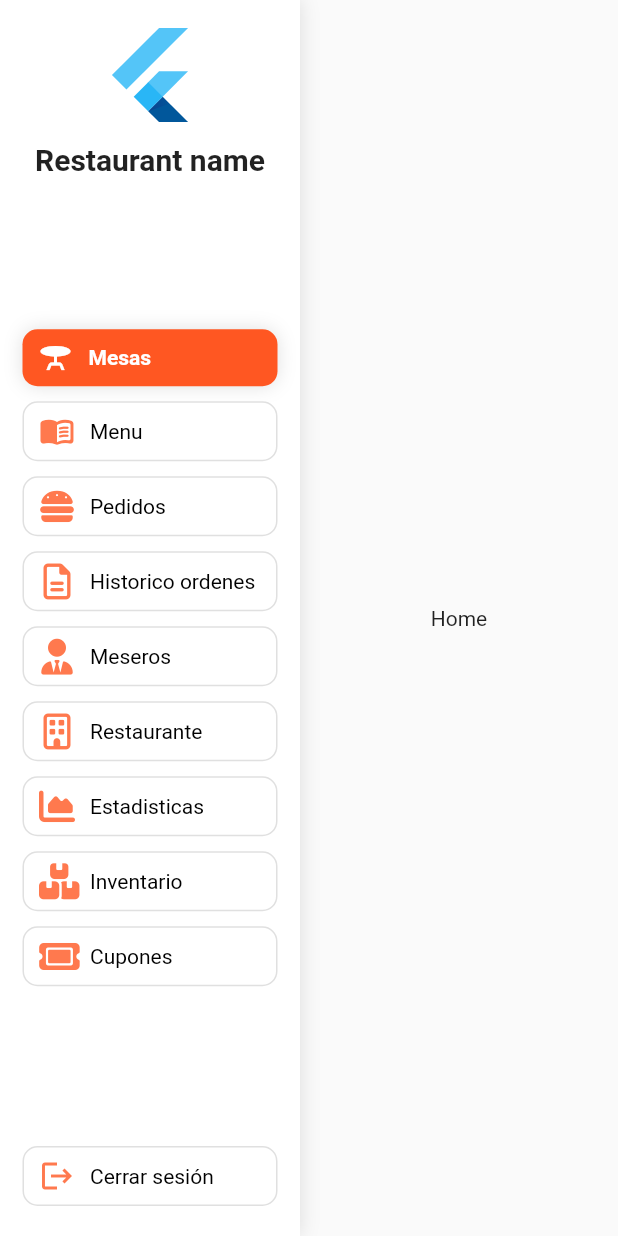
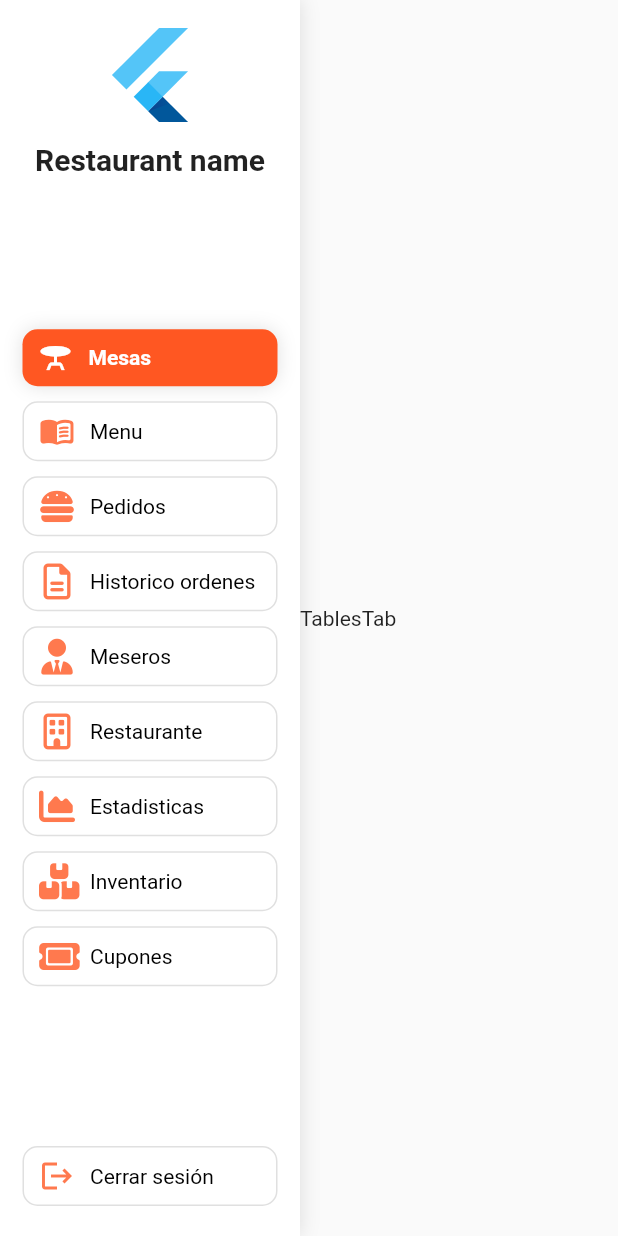
Before and after one commit to nestorsgarzonc/oyt_admin, a Flutter app: the IndexHomeScreen screen opened by its route, after a tap on "Cerrar sesión", on a phone screen of 412 x 824 dp. Run offline on Flutter 3.47's test engine with Material 2 defaults, Android fonts, the phone set to English and light mode, and no system bars; our stand-ins replace dartz, equatable, firebase_core, flutter_riverpod, font_awesome_flutter, go_router and 2 more; missing offline and left inert: oyt_front_auth, oyt_front_core, oyt_front_widgets; accounts and stored records are empty.

Commit message:
Added empty taps

```diff
--- a/lib/features/home/models/drawer_item.dart
+++ b/lib/features/home/models/drawer_item.dart
@@ -1,25 +1,72 @@
 import 'package:equatable/equatable.dart';
 import 'package:flutter/material.dart';
 import 'package:font_awesome_flutter/font_awesome_flutter.dart';
+import 'package:oyt_admin/features/home/ui/tabs/coupons_tab.dart';
+import 'package:oyt_admin/features/home/ui/tabs/historical_orders_tab.dart';
+import 'package:oyt_admin/features/home/ui/tabs/inventory_tab.dart';
+import 'package:oyt_admin/features/home/ui/tabs/menu_tab.dart';
+import 'package:oyt_admin/features/home/ui/tabs/orders_tab.dart';
+import 'package:oyt_admin/features/home/ui/tabs/restaurant_tab.dart';
+import 'package:oyt_admin/features/home/ui/tabs/statistics_tab.dart';
+import 'package:oyt_admin/features/home/ui/tabs/tables_tab.dart';
+import 'package:oyt_admin/features/home/ui/tabs/waiters_tab.dart';
 
 class CardItem extends Equatable {
-  const CardItem({required this.title, required this.icon});
+  const CardItem({required this.title, required this.icon, required this.tab});
 
   final String title;
   final IconData icon;
+  final Widget Function() tab;
 
   @override
   List<Object> get props => [title, icon];
 
-  static const items = [
-    CardItem(title: 'Mesas', icon: Icons.table_bar),
-    CardItem(title: 'Menu', icon: Icons.menu_book_rounded),
-    CardItem(title: 'Pedidos', icon: FontAwesomeIcons.burger),
-    CardItem(title: 'Historico ordenes', icon: FontAwesomeIcons.fileLines),
-    CardItem(title: 'Meseros', icon: FontAwesomeIcons.userTie),
-    CardItem(title: 'Restaurante', icon: FontAwesomeIcons.building),
-    CardItem(title: 'Estadisticas', icon: FontAwesomeIcons.chartArea),
-    CardItem(title: 'Inventario', icon: FontAwesomeIcons.boxesStacked),
-    CardItem(title: 'Cupones', icon: FontAwesomeIcons.ticket),
+  static final  items = [
+    CardItem(
+      title: 'Mesas',
+      icon: Icons.table_bar,
+      tab: ()=> const TablesTab(),
+    ),
+    CardItem(
+      title: 'Menu',
+      icon: Icons.menu_book_rounded,
+      tab: ()=> const  MenuTab(),
+    ),
+    CardItem(
+      title: 'Pedidos',
+      icon: FontAwesomeIcons.burger,
+      tab: ()=> const OrdersTab(),
+    ),
+    CardItem(
+      title: 'Historico ordenes',
+      icon: FontAwesomeIcons.fileLines,
+      tab: ()=> const HistoricalOrdersTab(),
+    ),
+    CardItem(
+      title: 'Meseros',
+      icon: FontAwesomeIcons.userTie,
+      tab: ()=> const WaitersTab(),
+
+    ),
+    CardItem(
+      title: 'Restaurante',
+      icon: FontAwesomeIcons.building,
+      tab: ()=> const RestaurantTab(),
+    ),
+    CardItem(
+      title: 'Estadisticas',
+      icon: FontAwesomeIcons.chartArea,
+      tab: ()=> const StatisticsTab(),
+    ),
+    CardItem(
+      title: 'Inventario',
+      icon: FontAwesomeIcons.boxesStacked,
+      tab: ()=> const InventoryTab(),
+    ),
+    CardItem(
+      title: 'Cupones',
+      icon: FontAwesomeIcons.ticket,
+      tab: ()=> const CouponsTab(),
+    ),
   ];
 }
--- a/lib/features/home/ui/index_home_screen.dart
+++ b/lib/features/home/ui/index_home_screen.dart
@@ -53,7 +53,11 @@ class _IndexHomeScreenState extends ConsumerState<IndexHomeScreen> {
                       const Spacer(),
                       DrawerItemCard(
                         onTap: () {},
-                        item: const CardItem(title: 'Cerrar sesión', icon: Icons.logout),
+                        item: CardItem(
+                          title: 'Cerrar sesión',
+                          icon: Icons.logout,
+                          tab: () => const SizedBox(),
+                        ),
                         isSelected: false,
                       ),
                       const SafeArea(child: SizedBox.shrink()),
@@ -63,12 +67,7 @@ class _IndexHomeScreenState extends ConsumerState<IndexHomeScreen> {
                 Expanded(
                   child: IndexedStack(
                     index: _index,
-                    children: const [
-                      Center(child: Text('Home')),
-                      Center(child: Text('Orders')),
-                      Center(child: Text('Products')),
-                      Center(child: Text('Settings')),
-                    ],
+                    children: CardItem.items.map((e) => e.tab()).toList(),
                   ),
                 ),
               ],
--- /dev/null
+++ b/lib/features/home/ui/tabs/coupons_tab.dart
@@ -0,0 +1,11 @@
+import 'package:flutter/material.dart';
+import 'package:flutter_riverpod/flutter_riverpod.dart';
+
+class CouponsTab extends ConsumerWidget {
+  const CouponsTab({super.key});
+
+  @override
+  Widget build(BuildContext context, WidgetRef ref) {
+    return Text('CouponsTab');
+  }
+}
--- /dev/null
+++ b/lib/features/home/ui/tabs/historical_orders_tab.dart
@@ -0,0 +1,11 @@
+import 'package:flutter/material.dart';
+import 'package:flutter_riverpod/flutter_riverpod.dart';
+
+class HistoricalOrdersTab extends ConsumerWidget {
+  const HistoricalOrdersTab({super.key});
+
+  @override
+  Widget build(BuildContext context, WidgetRef ref) {
+    return Text('HistoricalOrdersTab');
+  }
+}
--- /dev/null
+++ b/lib/features/home/ui/tabs/inventory_tab.dart
@@ -0,0 +1,11 @@
+import 'package:flutter/material.dart';
+import 'package:flutter_riverpod/flutter_riverpod.dart';
+
+class InventoryTab extends ConsumerWidget {
+  const InventoryTab({super.key});
+
+  @override
+  Widget build(BuildContext context, WidgetRef ref) {
+    return Text('InventoryTab');
+  }
+}
--- /dev/null
+++ b/lib/features/home/ui/tabs/menu_tab.dart
@@ -0,0 +1,11 @@
+import 'package:flutter/material.dart';
+import 'package:flutter_riverpod/flutter_riverpod.dart';
+
+class MenuTab extends ConsumerWidget {
+  const MenuTab({super.key});
+
+  @override
+  Widget build(BuildContext context, WidgetRef ref) {
+    return Text('MenuTab');
+  }
+}
--- /dev/null
+++ b/lib/features/home/ui/tabs/orders_tab.dart
@@ -0,0 +1,11 @@
+import 'package:flutter/material.dart';
+import 'package:flutter_riverpod/flutter_riverpod.dart';
+
+class OrdersTab extends ConsumerWidget {
+  const OrdersTab({super.key});
+
+  @override
+  Widget build(BuildContext context, WidgetRef ref) {
+    return Text('OrdersTab');
+  }
+}
--- /dev/null
+++ b/lib/features/home/ui/tabs/restaurant_tab.dart
@@ -0,0 +1,11 @@
+import 'package:flutter/material.dart';
+import 'package:flutter_riverpod/flutter_riverpod.dart';
+
+class RestaurantTab extends ConsumerWidget {
+  const RestaurantTab({super.key});
+
+  @override
+  Widget build(BuildContext context, WidgetRef ref) {
+    return Text('RestaurantTab');
+  }
+}
--- /dev/null
+++ b/lib/features/home/ui/tabs/statistics_tab.dart
@@ -0,0 +1,11 @@
+import 'package:flutter/material.dart';
+import 'package:flutter_riverpod/flutter_riverpod.dart';
+
+class StatisticsTab extends ConsumerWidget {
+  const StatisticsTab({super.key});
+
+  @override
+  Widget build(BuildContext context, WidgetRef ref) {
+    return Text('StatisticsTab');
+  }
+}
--- /dev/null
+++ b/lib/features/home/ui/tabs/tables_tab.dart
@@ -0,0 +1,11 @@
+import 'package:flutter/material.dart';
+import 'package:flutter_riverpod/flutter_riverpod.dart';
+
+class TablesTab extends ConsumerWidget {
+  const TablesTab({super.key});
+
+  @override
+  Widget build(BuildContext context, WidgetRef ref) {
+    return Text('TablesTab');
+  }
+}
--- /dev/null
+++ b/lib/features/home/ui/tabs/waiters_tab.dart
@@ -0,0 +1,11 @@
+import 'package:flutter/material.dart';
+import 'package:flutter_riverpod/flutter_riverpod.dart';
+
+class WaitersTab extends ConsumerWidget {
+  const WaitersTab({super.key});
+
+  @override
+  Widget build(BuildContext context, WidgetRef ref) {
+    return Text('WaitersTab');
+  }
+}
```
